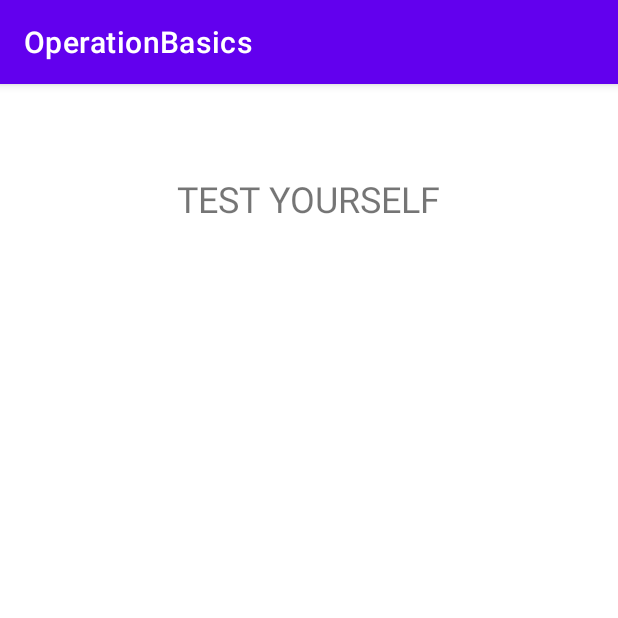
After one commit to ramosallenjoshua/OperationBasics, an Android app: the MathProblemsInitialActivity screen opened directly, with no data from a screen before it, on a phone screen of 412 x 824 dp, the top half of it. The commit adds this screen. Run offline under Robolectric (Android 15) with nearby library versions, the phone set to English and light mode, and no system bars.

Commit message:
4th commit -Added:   activity_math_problems_initial.xml   MathProblemsInitialActivity.java

```diff
--- a/app/src/main/AndroidManifest.xml
+++ b/app/src/main/AndroidManifest.xml
@@ -13,6 +13,9 @@
         android:supportsRtl="true"
         android:theme="@style/Theme.OperationBasics"
         tools:targetApi="31">
+        <activity
+            android:name=".MathProblemsInitialActivity"
+            android:exported="false" />
         <activity
             android:name=".ResultsActivity"
             android:exported="false" />
--- /dev/null
+++ b/app/src/main/java/com/example/operationbasics/MathProblemsInitialActivity.java
@@ -0,0 +1,14 @@
+package com.example.operationbasics;
+
+import androidx.appcompat.app.AppCompatActivity;
+
+import android.os.Bundle;
+
+public class MathProblemsInitialActivity extends AppCompatActivity {
+
+    @Override
+    protected void onCreate(Bundle savedInstanceState) {
+        super.onCreate(savedInstanceState);
+        setContentView(R.layout.activity_math_problems_initial);
+    }
+}
--- /dev/null
+++ b/app/src/main/res/layout/activity_math_problems_initial.xml
@@ -0,0 +1,24 @@
+<?xml version="1.0" encoding="utf-8"?>
+<androidx.constraintlayout.widget.ConstraintLayout xmlns:android="http://schemas.android.com/apk/res/android"
+    xmlns:app="http://schemas.android.com/apk/res-auto"
+    xmlns:tools="http://schemas.android.com/tools"
+    android:layout_width="match_parent"
+    android:layout_height="match_parent"
+    tools:context=".MathProblemsInitialActivity">
+
+    <TextView
+        android:id="@+id/testYourselfText_initialAct"
+        android:layout_width="wrap_content"
+        android:layout_height="wrap_content"
+        android:layout_marginStart="115dp"
+        android:layout_marginTop="60dp"
+        android:layout_marginEnd="115dp"
+        android:text="@string/testText"
+        android:textAlignment="center"
+        android:textAllCaps="true"
+        android:textSize="24sp"
+        app:layout_constraintEnd_toEndOf="parent"
+        app:layout_constraintHorizontal_bias="0.333"
+        app:layout_constraintStart_toStartOf="parent"
+        app:layout_constraintTop_toTopOf="parent" />
+</androidx.constraintlayout.widget.ConstraintLayout>
--- a/app/src/main/res/values/strings.xml
+++ b/app/src/main/res/values/strings.xml
@@ -4,6 +4,5 @@
     <string name="testText">Test yourself</string>
     <string name="assessText">Assess your Performance</string>
     <string name="statisticsTitleText">Statistics</string>
-    <!-- TODO: Remove or change this placeholder text -->
     <string name="hello_blank_fragment">Hello blank fragment</string>
 </resources>
```
